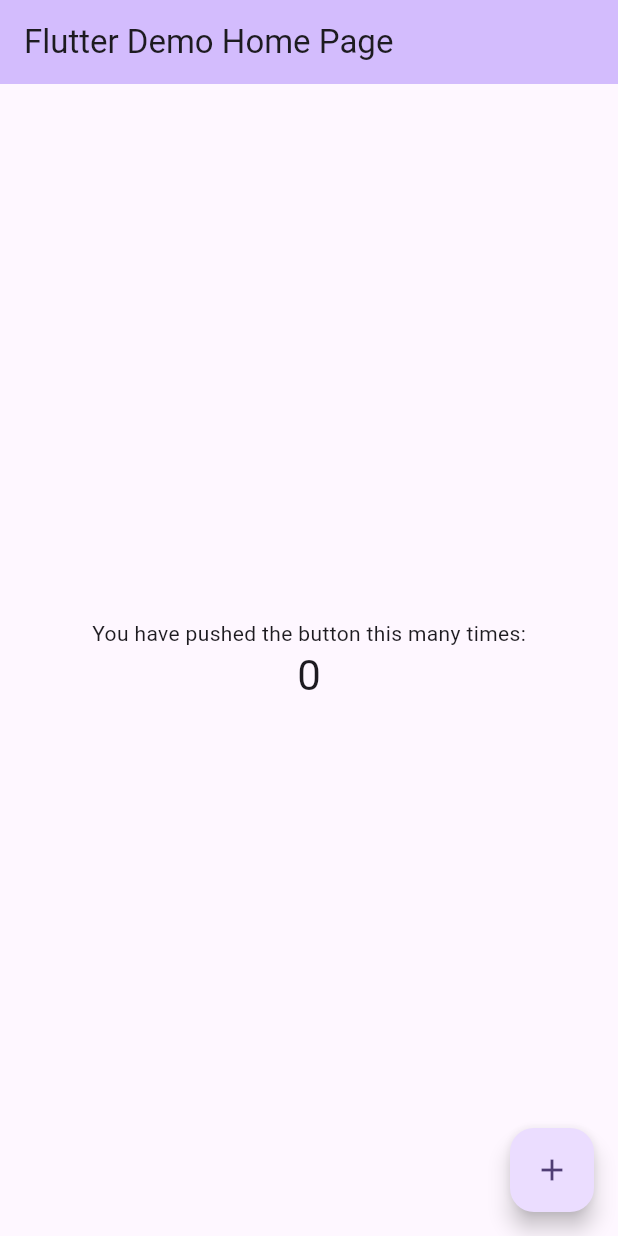
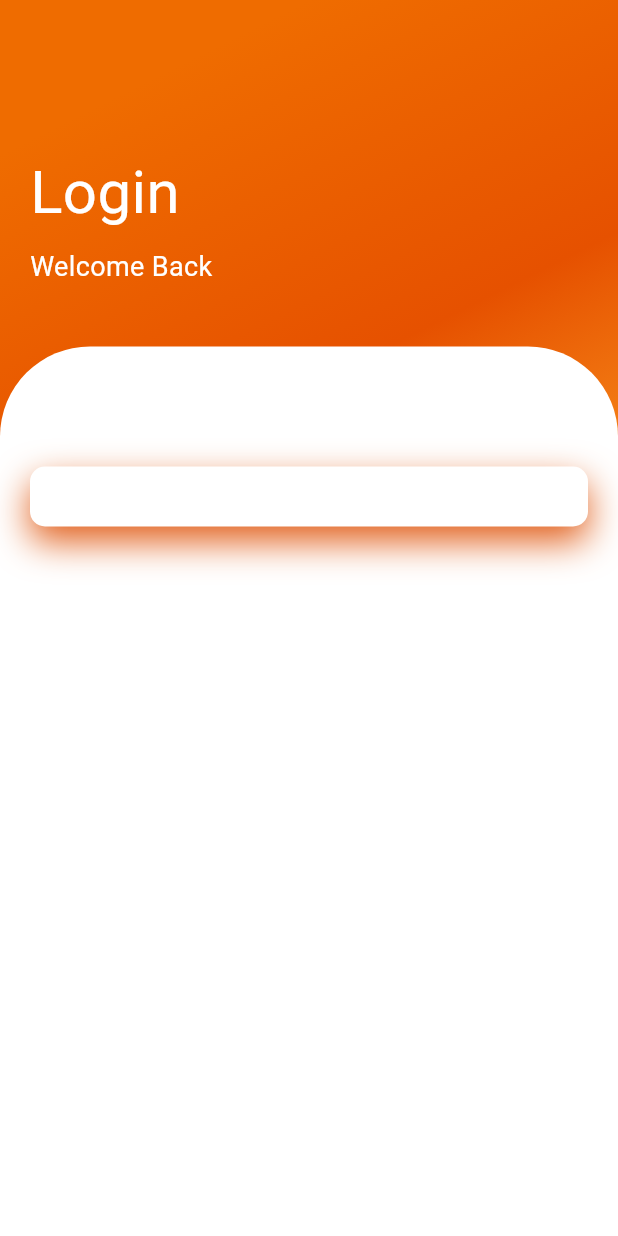
Before and after one commit to evcadhan021/login_page_ui_day14, a Flutter app: the screen it shows after launch, on a phone screen of 412 x 824 dp. Run offline on Flutter 3.47's test engine with Material 3 defaults, Android fonts, the phone set to English and light mode, and no system bars.

Commit message:
second commit

```diff
--- a/lib/main.dart
+++ b/lib/main.dart
@@ -1,125 +1,87 @@
 import 'package:flutter/material.dart';
 
 void main() {
-  runApp(const MyApp());
+  runApp(const MaterialApp(
+    debugShowCheckedModeBanner: false,
+    home: LoginPage(),
+  ));
 }
 
-class MyApp extends StatelessWidget {
-  const MyApp({super.key});
-
-  // This widget is the root of your application.
-  @override
-  Widget build(BuildContext context) {
-    return MaterialApp(
-      title: 'Flutter Demo',
-      theme: ThemeData(
-        // This is the theme of your application.
-        //
-        // TRY THIS: Try running your application with "flutter run". You'll see
-        // the application has a purple toolbar. Then, without quitting the app,
-        // try changing the seedColor in the colorScheme below to Colors.green
-        // and then invoke "hot reload" (save your changes or press the "hot
-        // reload" button in a Flutter-supported IDE, or press "r" if you used
-        // the command line to start the app).
-        //
-        // Notice that the counter didn't reset back to zero; the application
-        // state is not lost during the reload. To reset the state, use hot
-        // restart instead.
-        //
-        // This works for code too, not just values: Most code changes can be
-        // tested with just a hot reload.
-        colorScheme: ColorScheme.fromSeed(seedColor: Colors.deepPurple),
-        useMaterial3: true,
-      ),
-      home: const MyHomePage(title: 'Flutter Demo Home Page'),
-    );
-  }
-}
-
-class MyHomePage extends StatefulWidget {
-  const MyHomePage({super.key, required this.title});
-
-  // This widget is the home page of your application. It is stateful, meaning
-  // that it has a State object (defined below) that contains fields that affect
-  // how it looks.
-
-  // This class is the configuration for the state. It holds the values (in this
-  // case the title) provided by the parent (in this case the App widget) and
-  // used by the build method of the State. Fields in a Widget subclass are
-  // always marked "final".
-
-  final String title;
-
-  @override
-  State<MyHomePage> createState() => _MyHomePageState();
-}
-
-class _MyHomePageState extends State<MyHomePage> {
-  int _counter = 0;
-
-  void _incrementCounter() {
-    setState(() {
-      // This call to setState tells the Flutter framework that something has
-      // changed in this State, which causes it to rerun the build method below
-      // so that the display can reflect the updated values. If we changed
-      // _counter without calling setState(), then the build method would not be
-      // called again, and so nothing would appear to happen.
-      _counter++;
-    });
-  }
+class LoginPage extends StatelessWidget {
+  const LoginPage({super.key});
 
   @override
   Widget build(BuildContext context) {
-    // This method is rerun every time setState is called, for instance as done
-    // by the _incrementCounter method above.
-    //
-    // The Flutter framework has been optimized to make rerunning build methods
-    // fast, so that you can just rebuild anything that needs updating rather
-    // than having to individually change instances of widgets.
     return Scaffold(
-      appBar: AppBar(
-        // TRY THIS: Try changing the color here to a specific color (to
-        // Colors.amber, perhaps?) and trigger a hot reload to see the AppBar
-        // change color while the other colors stay the same.
-        backgroundColor: Theme.of(context).colorScheme.inversePrimary,
-        // Here we take the value from the MyHomePage object that was created by
-        // the App.build method, and use it to set our appbar title.
-        title: Text(widget.title),
+        body: Container(
+      width: double.infinity,
+      decoration: BoxDecoration(
+        gradient: LinearGradient(begin: Alignment.topCenter, colors: [
+          Colors.orange[800] ?? Colors.orange,
+          Colors.orange[900] ?? Colors.orange,
+          Colors.orange[400] ?? Colors.orange,
+        ]),
       ),
-      body: Center(
-        // Center is a layout widget. It takes a single child and positions it
-        // in the middle of the parent.
-        child: Column(
-          // Column is also a layout widget. It takes a list of children and
-          // arranges them vertically. By default, it sizes itself to fit its
-          // children horizontally, and tries to be as tall as its parent.
-          //
-          // Column has various properties to control how it sizes itself and
-          // how it positions its children. Here we use mainAxisAlignment to
-          // center the children vertically; the main axis here is the vertical
-          // axis because Columns are vertical (the cross axis would be
-          // horizontal).
-          //
-          // TRY THIS: Invoke "debug painting" (choose the "Toggle Debug Paint"
-          // action in the IDE, or press "p" in the console), to see the
-          // wireframe for each widget.
-          mainAxisAlignment: MainAxisAlignment.center,
-          children: <Widget>[
-            const Text(
-              'You have pushed the button this many times:',
+      child: Column(
+        crossAxisAlignment: CrossAxisAlignment.start,
+        children: [
+          const SizedBox(height: 80),
+          const Padding(
+            padding: EdgeInsets.all(20),
+            child: Column(
+              crossAxisAlignment: CrossAxisAlignment.start,
+              children: [
+                Text(
+                  "Login",
+                  style: TextStyle(color: Colors.white, fontSize: 40),
+                ),
+                SizedBox(height: 8),
+                Text(
+                  "Welcome Back",
+                  style: TextStyle(color: Colors.white, fontSize: 18),
+                ),
+              ],
             ),
-            Text(
-              '$_counter',
-              style: Theme.of(context).textTheme.headlineMedium,
+          ),
+          const SizedBox(height: 20),
+          Expanded(
+            child: Container(
+              decoration: const BoxDecoration(
+                color: Colors.white,
+                borderRadius: BorderRadius.only(
+                  topLeft: Radius.circular(60),
+                  topRight: Radius.circular(60),
+                ),
+              ),
+              child: Padding(
+                padding: const EdgeInsets.all(20.0),
+                child: Column(
+                  children: [
+                    const SizedBox(height: 60),
+                    Container(
+                      padding: const EdgeInsets.all(20),
+                      decoration: BoxDecoration(
+                        color: Colors.white,
+                        borderRadius: BorderRadius.circular(10),
+                        boxShadow: const [
+                          BoxShadow(
+                            color: Color.fromRGBO(225, 95, 27, 3),
+                            blurRadius: 20,
+                            offset: Offset(0, 10),
+                          ),
+                        ],
+                      ),
+                      child: Column(
+                        children: [Container()],
+                      ),
+                    )
+                  ],
+                ),
+              ),
             ),
-          ],
-        ),
+          ),
+        ],
       ),
-      floatingActionButton: FloatingActionButton(
-        onPressed: _incrementCounter,
-        tooltip: 'Increment',
-        child: const Icon(Icons.add),
-      ), // This trailing comma makes auto-formatting nicer for build methods.
-    );
+    ));
   }
 }
```
